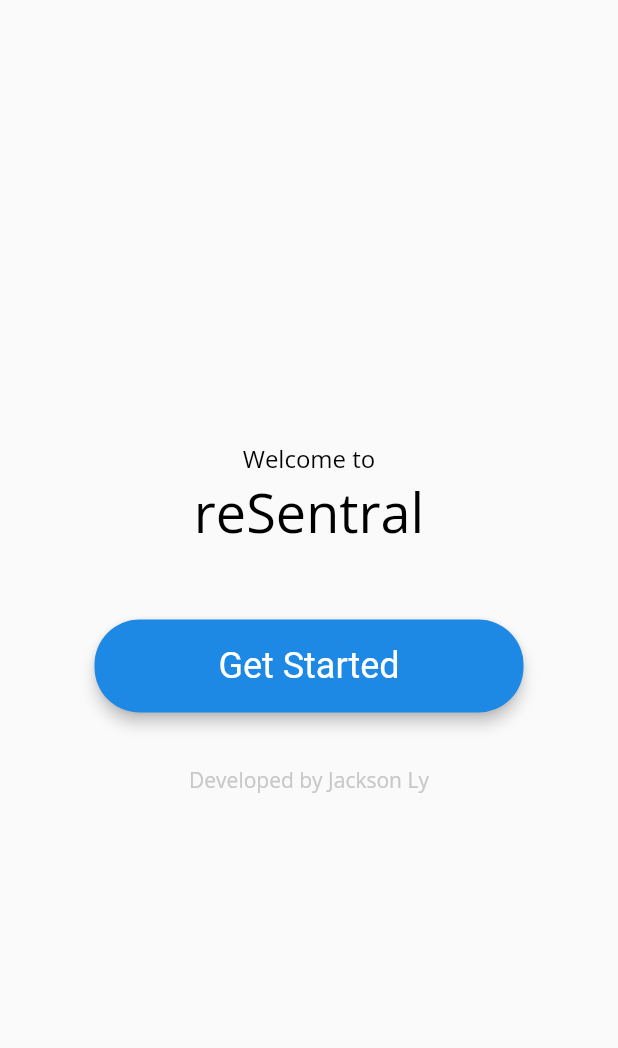
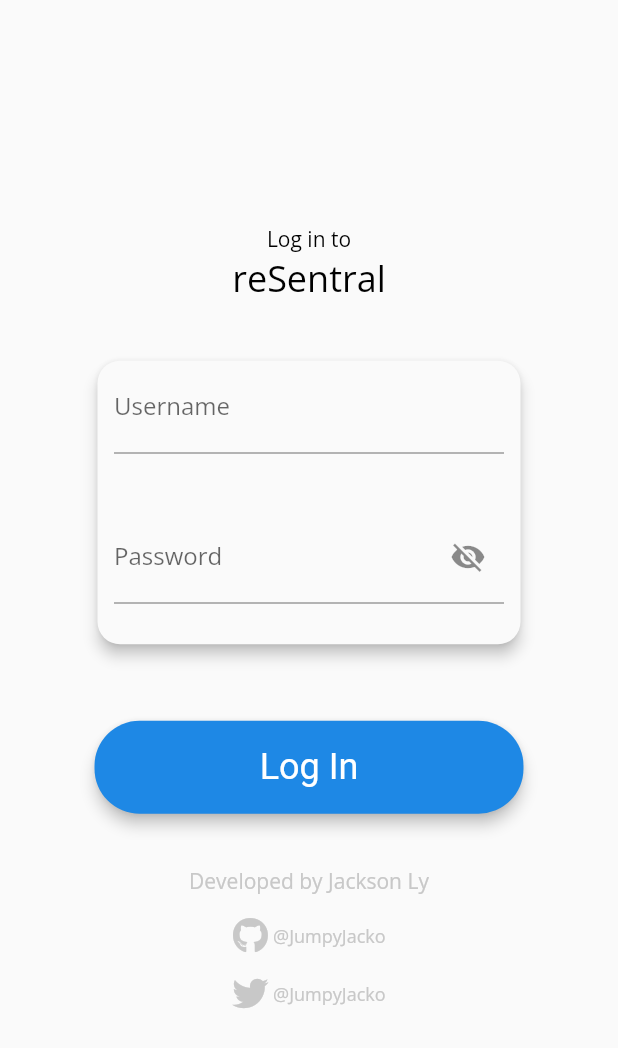
Before and after one commit to jumpyjacko/resentral_flutter_old, a Flutter app: the screen it shows after launch, after a tap on "Get Started", on a phone screen of 412 x 824 dp. Shown: the top 1048 px of the screen. Run offline on Flutter 3.47's test engine with Material 2 defaults, Android fonts, the phone set to English and light mode, and no system bars; our stand-ins replace font_awesome_flutter, google_fonts, shared_preferences.

Commit message:
Added Login Fields Also changed some styles in timetable.dart as well as fixed typos.

```diff
--- a/lib/pages/login.dart
+++ b/lib/pages/login.dart
@@ -1,6 +1,8 @@
 import 'dart:ui';
 
 import 'package:flutter/material.dart';
+import 'package:font_awesome_flutter/font_awesome_flutter.dart';
+import 'package:shared_preferences/shared_preferences.dart';
 
 class Login extends StatefulWidget {
   const Login({Key? key}) : super(key: key);
@@ -9,7 +11,32 @@ class Login extends StatefulWidget {
   State<Login> createState() => _LoginState();
 }
 
-class _LoginState extends State<Login> {
+class _LoginState extends State<Login> with SingleTickerProviderStateMixin {
+  final Future<SharedPreferences> _prefs = SharedPreferences.getInstance();
+
+  late AnimationController controller;
+  late Animation fontAnimation;
+  late Animation smallFontAnimation;
+
+  String buttonText = "Get Started";
+  String titleText = "Welcome to";
+
+  @override
+  void initState() {
+    super.initState();
+    controller =
+        AnimationController(vsync: this, duration: Duration(milliseconds: 600));
+    fontAnimation = Tween<double>(begin: 36.0, end: 24.0).animate(
+        CurvedAnimation(
+            parent: controller, curve: Curves.easeInOutCubicEmphasized));
+    smallFontAnimation = Tween<double>(begin: 16.0, end: 14.0).animate(
+        CurvedAnimation(
+            parent: controller, curve: Curves.easeInOutCubicEmphasized));
+    controller.addListener(() {
+      setState(() {});
+    });
+  }
+
   @override
   Widget build(BuildContext context) {
     return Scaffold(
@@ -17,12 +44,25 @@ class _LoginState extends State<Login> {
         child: Column(
           mainAxisAlignment: MainAxisAlignment.center,
           children: [
-            const Text("Welcome to", style: TextStyle(fontSize: 16)),
-            const Text("reSentral", style: TextStyle(fontSize: 36)),
+            Text(titleText,
+                style: TextStyle(fontSize: smallFontAnimation.value)),
+            Text("reSentral", style: TextStyle(fontSize: fontAnimation.value)),
+            buttonText == "Log In" ? LoginCard() : Container(),
             Padding(
               padding: const EdgeInsets.fromLTRB(0, 47, 0, 35),
               child: ElevatedButton(
-                onPressed: () {},
+                onPressed: () {
+                  if (buttonText == "Log In" &&
+                      _LoginCardState.userController.text != "" &&
+                      _LoginCardState.passController.text != "") {
+
+                      }
+                  setState(() {
+                    buttonText = "Log In";
+                    titleText = "Log in to";
+                  });
+                  controller.forward();
+                },
                 style: ButtonStyle(
                     fixedSize: MaterialStateProperty.all(Size(286.0, 62.0)),
                     elevation: MaterialStateProperty.all(4.0),
@@ -32,15 +72,131 @@ class _LoginState extends State<Login> {
                       RoundedRectangleBorder(
                           borderRadius: BorderRadius.circular(30.0)),
                     )),
-                child: const Text("Get Started"),
+                child: Text(buttonText),
               ),
             ),
             const Text("Developed by Jackson Ly",
                 style: TextStyle(
                     fontSize: 14, color: Color.fromARGB(255, 200, 200, 200))),
+            Row(
+              mainAxisAlignment: MainAxisAlignment.center,
+              children: const [
+                Padding(
+                  padding: EdgeInsets.fromLTRB(0, 15, 0, 15),
+                  child: Icon(FontAwesomeIcons.github,
+                      color: Color.fromARGB(255, 200, 200, 200)),
+                ),
+                Text(" @JumpyJacko",
+                    style: TextStyle(
+                        fontSize: 12,
+                        color: Color.fromARGB(255, 200, 200, 200))),
+              ],
+            ),
+            Row(
+              mainAxisAlignment: MainAxisAlignment.center,
+              children: const [
+                Icon(FontAwesomeIcons.twitter,
+                    color: Color.fromARGB(255, 200, 200, 200)),
+                Text(" @JumpyJacko",
+                    style: TextStyle(
+                        fontSize: 12,
+                        color: Color.fromARGB(255, 200, 200, 200))),
+              ],
+            ),
           ],
         ),
       ),
     );
   }
 }
+
+class LoginCard extends StatefulWidget {
+  const LoginCard({Key? key}) : super(key: key);
+
+  @override
+  State<LoginCard> createState() => _LoginCardState();
+}
+
+class _LoginCardState extends State<LoginCard>
+    with SingleTickerProviderStateMixin {
+  late AnimationController controller;
+  static late TextEditingController userController;
+  static late TextEditingController passController;
+
+  late Animation sizeAnimation;
+  late bool _passwordVisible;
+
+  @override
+  void initState() {
+    super.initState();
+    userController = TextEditingController();
+    passController = TextEditingController();
+    controller =
+        AnimationController(vsync: this, duration: Duration(milliseconds: 600));
+    sizeAnimation = Tween<double>(begin: 0.0, end: 232.0).animate(
+        CurvedAnimation(
+            parent: controller, curve: Curves.easeInOutCubicEmphasized));
+    controller.addListener(() {
+      setState(() {});
+    });
+    controller.forward();
+    _passwordVisible = false;
+  }
+
+  @override
+  Widget build(BuildContext context) {
+    return SizedBox(
+      height: sizeAnimation.value,
+      width: 290,
+      child: Padding(
+        padding: const EdgeInsets.fromLTRB(0, 35, 0, 0),
+        child: Card(
+          elevation: 4,
+          color: Theme.of(context).colorScheme.background,
+          shape: RoundedRectangleBorder(
+            borderRadius: BorderRadius.circular(15),
+          ),
+          child: Column(
+            children: [
+              Container(
+                width: 260,
+                padding: const EdgeInsets.fromLTRB(0, 0, 0, 38),
+                child: TextField(
+                  controller: userController,
+                  maxLines: 1,
+                  autocorrect: false,
+                  decoration: InputDecoration(
+                      labelText: "Username",
+                      labelStyle: TextStyle(fontSize: 16)),
+                ),
+              ),
+              Container(
+                width: 260,
+                child: TextField(
+                  controller: passController,
+                  maxLines: 1,
+                  autocorrect: false,
+                  obscureText: !_passwordVisible,
+                  decoration: InputDecoration(
+                    labelText: "Password",
+                    labelStyle: TextStyle(fontSize: 16),
+                    suffixIcon: IconButton(
+                      icon: Icon(_passwordVisible
+                          ? Icons.visibility
+                          : Icons.visibility_off),
+                      onPressed: () {
+                        setState(() {
+                          _passwordVisible = !_passwordVisible;
+                        });
+                      },
+                    ),
+                  ),
+                ),
+              ),
+            ],
+          ),
+        ),
+      ),
+    );
+  }
+}
--- a/lib/pages/timetable.dart
+++ b/lib/pages/timetable.dart
@@ -2,6 +2,7 @@ import 'package:flutter/material.dart';
 import 'package:http/http.dart' as http;
 import 'package:uuid/uuid.dart';
 import 'package:shared_preferences/shared_preferences.dart';
+import 'package:font_awesome_flutter/font_awesome_flutter.dart';
 import 'dart:convert';
 
 import 'package:resentral_flutter/pages/timetable_colours.dart';
@@ -21,7 +22,7 @@ class _TimetableState extends State<Timetable> {
   @override
   void initState() {
     setState(() {
-      _dtimetable = getFromRemote(PLACEHOLDER);
+      _dtimetable = getFromRemote(username, password);
     });
 
     super.initState();
@@ -48,6 +49,7 @@ class _TimetableState extends State<Timetable> {
               SizedBox(
                 height: 148,
                 child: Card(
+                  color: Theme.of(context).colorScheme.background,
                   elevation: 8,
                   margin: const EdgeInsets.fromLTRB(6, 16, 6, 0),
                   shape: RoundedRectangleBorder(
@@ -65,7 +67,9 @@ class _TimetableState extends State<Timetable> {
                         title: Text(
                           response[i].responseClass + ", " + response[i].period,
                           style: const TextStyle(
-                              fontSize: 21, fontWeight: FontWeight.w600),
+                              fontSize: 21,
+                              fontWeight: FontWeight.w600,
+                              color: Color.fromARGB(255, 200, 200, 200)),
                         ),
                         subtitle: Text(
                           response[i].room +
@@ -74,7 +78,10 @@ class _TimetableState extends State<Timetable> {
                               "\n\n" +
                               "time",
                           style: TextStyle(
-                                fontSize: 17, fontWeight: FontWeight.w400)),
+                              fontSize: 17,
+                              fontWeight: FontWeight.w400,
+                              color: Color.fromARGB(255, 200, 200, 200)),
+                        ),
                       )
                     ],
                   ),
```
Also changed, not shown: 1 other file. Lines whose indentation alone changed are shown as unchanged.
